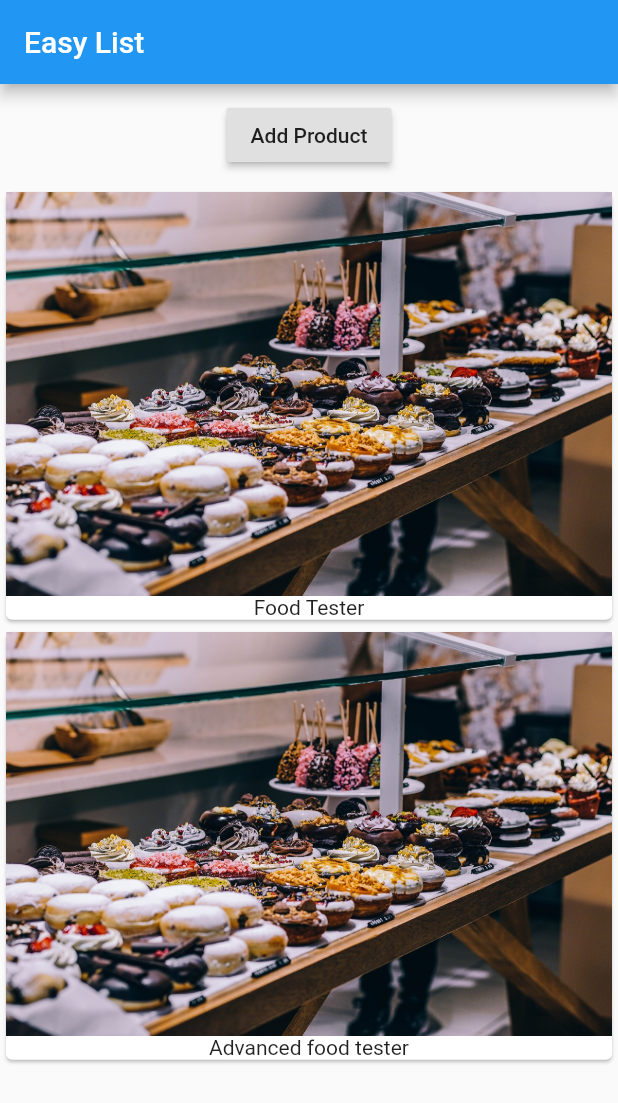
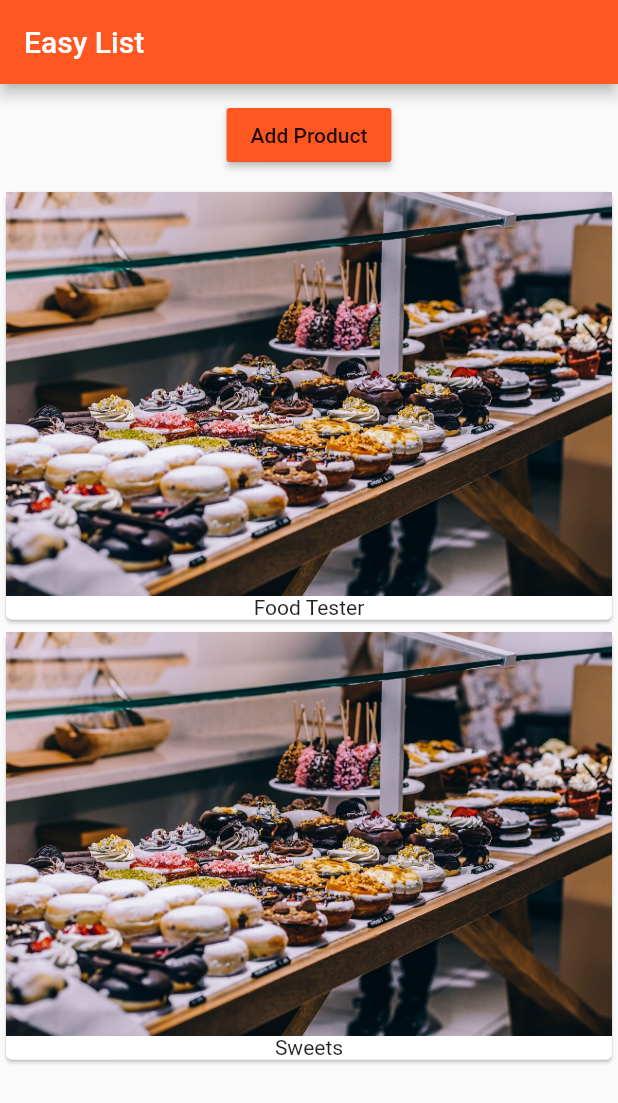
Before and after one commit to naveenvignesh5/flutter-demo, a Flutter app: the screen it shows after launch, after a tap on "Add Product", on a phone screen of 412 x 824 dp. Shown: the top 1103 px of the screen. Run offline on Flutter 3.47's test engine with Material 2 defaults, Android fonts, the phone set to English and light mode, and no system bars.

Commit message:
Lifecycle comments, state uplifement, theme

```diff
--- a/lib/main.dart
+++ b/lib/main.dart
@@ -8,11 +8,16 @@ class MyApp extends StatelessWidget {
   @override
   Widget build(BuildContext context) {
     return MaterialApp(
+      theme: ThemeData(
+        brightness: Brightness.light,
+        primarySwatch: Colors.deepOrange,
+        accentColor: Colors.deepPurple,
+      ),
       home: Scaffold(
           appBar: AppBar(
             title: Text('Easy List'),
           ),
-          body: ProductManager(),
+          body: ProductManager(startingProduct: 'Food Tester',),
       )
     );
   }
--- /dev/null
+++ b/lib/product_control.dart
@@ -0,0 +1,18 @@
+import 'package:flutter/material.dart';
+
+class ProductControl extends StatelessWidget {
+  final Function addProduct;
+
+  ProductControl(this.addProduct);
+
+  @override
+  Widget build(BuildContext context) {
+    return RaisedButton(
+      color: Theme.of(context).primaryColor,
+      onPressed: () {
+        addProduct('Sweets');
+      },
+      child: Text('Add Product'),
+    );
+  }
+}
--- a/lib/product_manager.dart
+++ b/lib/product_manager.dart
@@ -1,26 +1,51 @@
 import 'package:flutter/material.dart';
 
 import './products.dart';
+import './product_control.dart';
 
 class ProductManager extends StatefulWidget {
-  _ProductManagerState createState() => _ProductManagerState();
+  final String startingProduct;
+
+  ProductManager({this.startingProduct = 'Sweets Tester'}) {
+    print('[ProductManager Widget] Constructor');
+  }
+
+  @override
+  State<StatefulWidget> createState() {
+    print('[ProductManager State] createState()');
+    return _ProductManagerState();
+  }
 }
 
 class _ProductManagerState extends State<ProductManager> {
-  List<String> _products = ['Food Tester'];
+  List<String> _products = [];
+
+  @override
+  void initState() {
+    print('[ProductManager State] initState()');
+    super.initState();
+    _products.add(widget.startingProduct);
+  }
+
+  @override
+  void didUpdateWidget(ProductManager oldWidget) {
+    print('[ProductManager state] didUdpateWidget');
+    super.didUpdateWidget(oldWidget);
+  }
+
+  void _addProduct(String product) {
+    setState(() {
+      _products.add(product);
+    });
+  }
+
   @override
   Widget build(BuildContext context) {
+    print('[ProductManager state] build()');
     return Column(children: <Widget>[
       Container(
         margin: EdgeInsets.all(10.0),
-        child: RaisedButton(
-          onPressed: () {
-            setState(() {
-              _products.add('Advanced food tester');
-            });
-          },
-          child: Text('Add Product'),
-        ),
+        child: ProductControl(_addProduct),
       ),
       Products(_products),
     ]);
--- a/lib/products.dart
+++ b/lib/products.dart
@@ -3,10 +3,13 @@ import 'package:flutter/material.dart';
 class Products extends StatelessWidget {
   final List<String> products;
 
-  Products(this.products);
+  Products([this.products = const []]) {
+    print('[Products Widget] Constructor');
+  }
 
   @override
   Widget build(BuildContext context) {
+    print('[Products Widget] build()');
     return Column(
       children: products
         .map(
```
